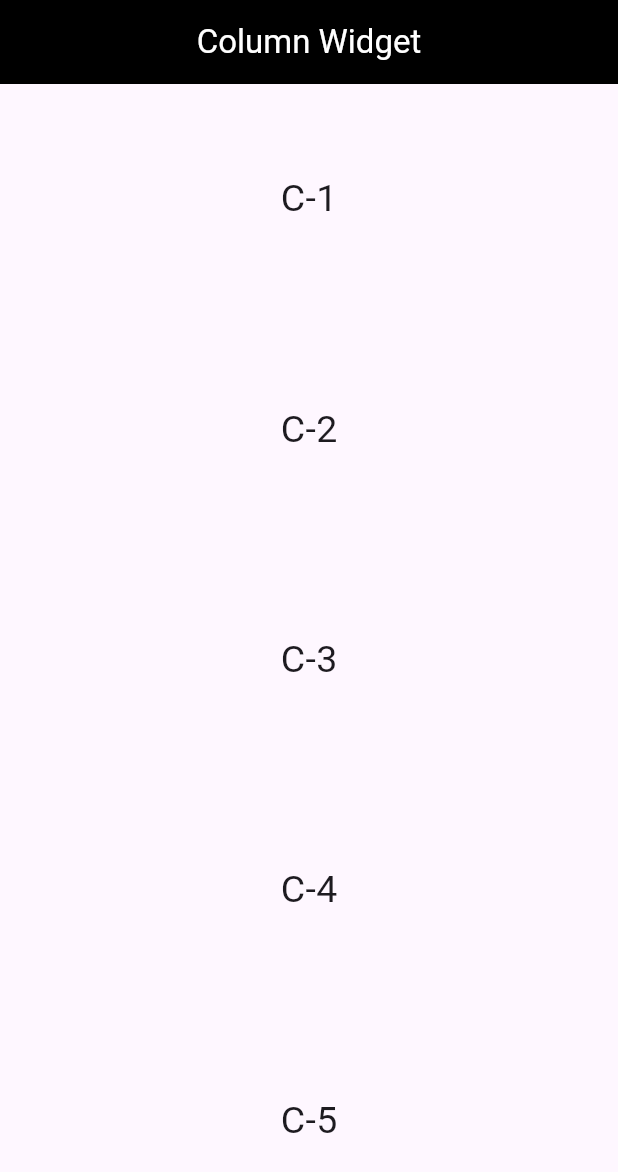
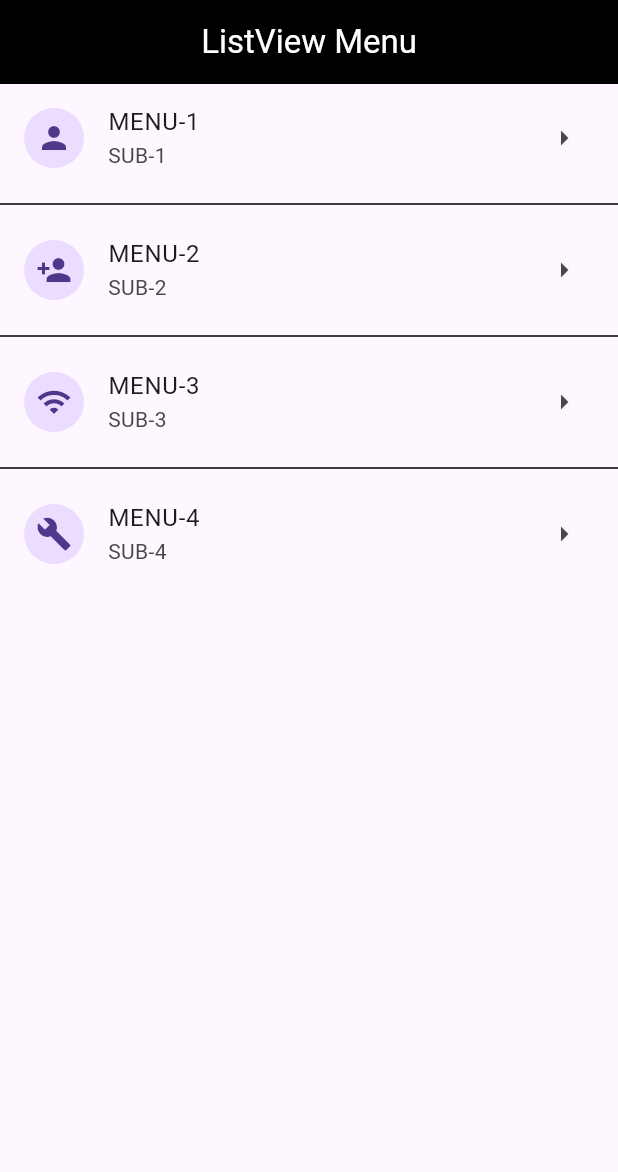
Before and after one commit to FlimFli/dart-week15-C2-2568, a Flutter app: the screen it shows after launch, on a phone screen of 412 x 824 dp. Shown: the top 1172 px of the screen. Run offline on Flutter 3.47's test engine with Material 3 defaults, Android fonts, the phone set to English and light mode, and no system bars.

Commit message:
listview_menu

```diff
--- /dev/null
+++ b/lib/listview_menu.dart
@@ -0,0 +1,56 @@
+import 'package:flutter/material.dart';
+
+class ListMenu{
+  final String? title;
+  final String? subtitle;
+  final IconData? icon;
+
+  ListMenu ({required this.title, required this.subtitle, required this.icon});
+}
+
+List<ListMenu> menus = [
+  ListMenu(title: "MENU-1", subtitle: "SUB-1", icon: Icons.person),
+  ListMenu(title: "MENU-2", subtitle: "SUB-2", icon: Icons.person_add),
+  ListMenu(title: "MENU-3", subtitle: "SUB-3", icon: Icons.wifi),
+  ListMenu(title: "MENU-4", subtitle: "SUB-4", icon: Icons.build),
+];
+
+class  listview_menu extends StatelessWidget{
+  const listview_menu ({super.key});
+
+  @override
+  Widget build(BuildContext context) {
+    return Scaffold(
+      appBar: AppBar(
+        centerTitle: true,
+        backgroundColor: Colors.black,
+        title: Text("ListView Menu", style: TextStyle(color: Colors.white),),
+      ),
+
+      body: Container(
+        child: ListView.separated(
+          itemBuilder: (context, index) {
+            return ListTile(
+              title: Text("${menus[index].title}"),
+              subtitle: Text("${menus[index].subtitle}"),
+              leading:  CircleAvatar(child: Icon(menus[index].icon)),
+              trailing: Icon(Icons.arrow_right),
+              onTap: () {
+                debugPrint(menus[index].title);
+                if (Navigator.canPop(context)) {
+                  Navigator.pop(context, menus[index].title);
+                }
+              },
+            );
+
+
+          },
+          separatorBuilder: (context, index) {
+            return Divider(color: Colors.black,);
+          },
+          itemCount: 4,
+        )
+      ),
+    );
+  }
+}
--- a/lib/main.dart
+++ b/lib/main.dart
@@ -3,6 +3,7 @@ import 'package:flutter/material.dart';
 import 'package:flutter_week15/column_page.dart';
 import 'package:flutter_week15/home.dart';
 import 'package:flutter_week15/row_page.dart';
+import 'package:flutter_week15/listview_menu.dart';
 
 void main(){
   runApp(MyApp());
@@ -15,9 +16,8 @@ class MyApp extends StatelessWidget{
 @override
 Widget build(BuildContext context) {
   return MaterialApp(
-    home: ColumnPage(
-
-    ),
+    title: 'flutter App',
+    home: listview_menu(),
   );
 }
 }
```
